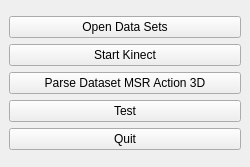
d3ce1t/PrivacyProject, file KinectProject/mainwindow.ui: the form before one commit.
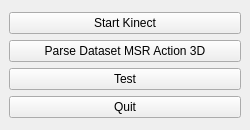
The form after the commit. Icons and pictures are not drawn.

```diff
--- a/KinectProject/mainwindow.ui
+++ b/KinectProject/mainwindow.ui
@@ -7,7 +7,7 @@
     <x>0</x>
     <y>0</y>
     <width>250</width>
-    <height>167</height>
+    <height>130</height>
    </rect>
   </property>
   <property name="minimumSize">
@@ -27,13 +27,6 @@
    <layout class="QVBoxLayout" name="verticalLayout_2">
     <item>
      <layout class="QVBoxLayout" name="verticalLayout">
-      <item>
-       <widget class="QPushButton" name="btnOpenDataSets">
-        <property name="text">
-         <string>Open Data Sets</string>
-        </property>
-       </widget>
-      </item>
       <item>
        <widget class="QPushButton" name="btnStartKinect">
         <property name="text">
```
